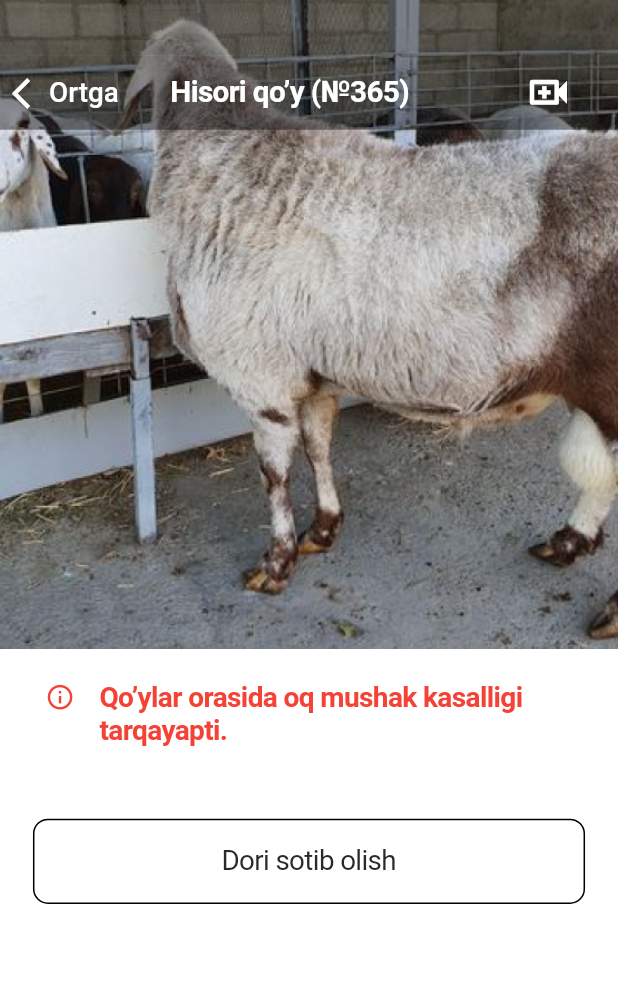
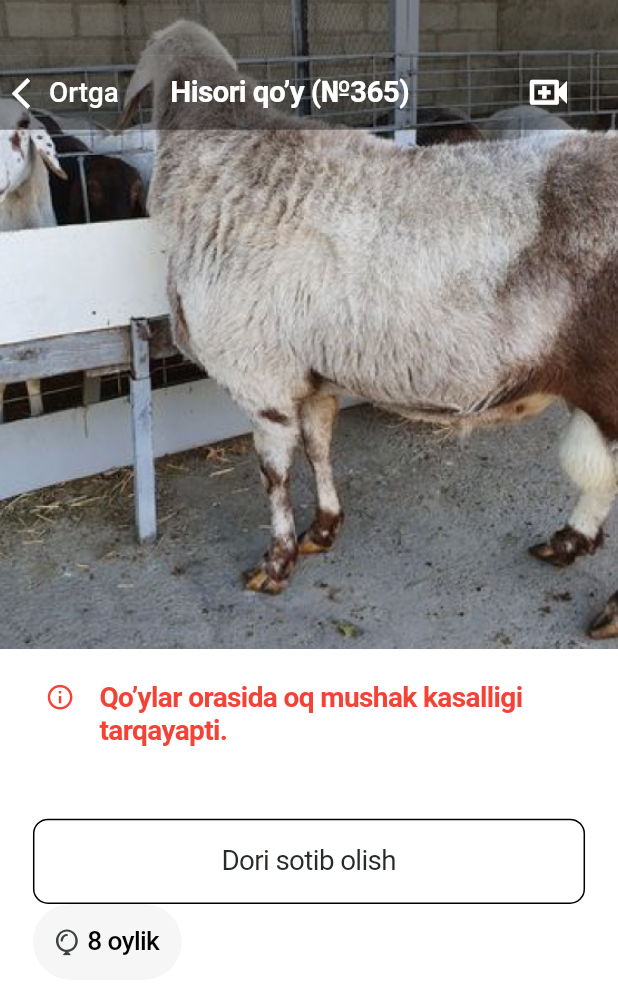
Before and after one commit to AzizbekFlutterDeveloper/halalFarm, a Flutter app: the AnimalInnerPage screen opened by its route, on a phone screen of 412 x 824 dp. Shown: the top 995 px of the screen. Run offline on Flutter 3.47's test engine with Material 2 defaults, Android fonts, the phone set to English and light mode, and no system bars; drawn by our look-alikes of auto_size_text; our stand-ins replace badges, bloc, easy_localization, flutter_bloc, flutter_svg; missing offline and left inert: shared_preferences_web.

```diff
--- a/lib/routers/my_routers.dart
+++ b/lib/routers/my_routers.dart
@@ -1,5 +1,6 @@
 import 'package:flutter/material.dart';
 import 'package:halol_farm/screens/home_page/page/animal_inner_page.dart';
+import 'package:halol_farm/screens/home_page/page/buttom_nav_bar.dart';
 import 'package:halol_farm/screens/home_page/page/dori_harid_page.dart';
 import 'package:halol_farm/screens/home_page/page/harid_page.dart';
 import 'package:halol_farm/screens/home_page/page/harid_tastiqlash_page.dart';
@@ -26,7 +27,7 @@ class MyRouter{
       case '/sign_up_1':
         return MaterialPageRoute(builder: (_) => const SignUpKirish());
       case '/home':
-        return MaterialPageRoute(builder: (_) => const HomePage());
+        return MaterialPageRoute(builder: (_) => const BattomNavBar());
       case '/harid':
         return MaterialPageRoute(builder: (_) => const HaridPage());
       case '/harid_tas':
--- a/lib/screens/home_page/page/animal_inner_page.dart
+++ b/lib/screens/home_page/page/animal_inner_page.dart
@@ -1,9 +1,11 @@
 import 'package:auto_size_text/auto_size_text.dart';
 import 'package:flutter/cupertino.dart';
 import 'package:flutter/material.dart';
+import 'package:flutter_svg/flutter_svg.dart';
 import 'package:halol_farm/code/constans/size_config.dart';
 import 'package:halol_farm/code/widget/app_bar.dart';
 import 'package:halol_farm/screens/home_page/widget/buttom_dori_.dart';
+import 'package:halol_farm/screens/home_page/widget/chip_container.dart';
 
 class AnimalInnerPage extends StatelessWidget {
   const AnimalInnerPage({Key? key}) : super(key: key);
@@ -79,6 +81,15 @@ class AnimalInnerPage extends StatelessWidget {
                     ],
                   ),
                   ButtomDori(),
+                  Row(
+                    children: [
+                      ChipContainer(
+                        icon: SvgPicture.asset(
+                            "assets/icon/Vector.svg"),
+                        text: "8 oylik",
+                      ),
+                    ],
+                  ),
                 ],
               ),
             ),
--- /dev/null
+++ b/lib/screens/home_page/widget/chip_container.dart
@@ -0,0 +1,36 @@
+import 'package:flutter/cupertino.dart';
+import 'package:flutter/material.dart';
+import 'package:halol_farm/code/constans/size_config.dart';
+
+class ChipContainer extends StatelessWidget {
+  final icon;
+  final String? text;
+  const ChipContainer({Key? key, required this.icon, required this.text})
+      : super(key: key);
+
+  @override
+  Widget build(BuildContext context) {
+    return Container(
+      padding: EdgeInsets.all(getHeight(12)),
+      decoration: BoxDecoration(
+        borderRadius: BorderRadius.all(Radius.circular(30)),
+        color: Color(0xffF6F6F6),
+      ),
+      child: Row(
+        mainAxisAlignment: MainAxisAlignment.center,
+        children: [
+          icon ?? Text(""),
+          icon == null ? Text("") : SizedBox(width: getWidth(5)),
+          Text(
+            text!,
+            style: TextStyle(
+              fontSize: getWidth(16),
+              color: Colors.black,
+              fontWeight: FontWeight.w500,
+            ),
+          ),
+        ],
+      ),
+    );
+  }
+}
--- a/pubspec.yaml
+++ b/pubspec.yaml
@@ -38,6 +38,8 @@ dependencies:
   bloc: ^8.0.3
   flutter_bloc: ^8.0.1
   auto_size_text: ^3.0.0
+  flutter_svg: ^1.0.3
+  badges: ^2.0.2
 
 dev_dependencies:
   flutter_test:
@@ -65,6 +67,7 @@ flutter:
   assets:
     - assets/lang/
     - assets/image/
+    - assets/icon/
 
   # An image asset can refer to one or more resolution-specific "variants", see
   # https://flutter.dev/assets-and-images/#resolution-aware.
```
Also changed, not shown: lib/screens/home_page/page/buttom_nav_bar.dart (added, +56 -0 lines), lib/screens/home_page/widget/animaladd_container.dart (+12 -8 lines), lib/screens/search_page/page/search_page.dart (added, +79 -0 lines), lib/screens/search_page/widget/search_app_bar.dart (added, +41 -0 lines), assets/icon/Vector.svg (added), assets/icon/adjustments-horizontal.svg (added), assets/icon/bell.svg (added), assets/icon/calendar.svg (added), assets/icon/cash.svg (added), assets/icon/current-location.svg (added), assets/icon/home-2-active.svg (added), assets/icon/search.svg (added), assets/icon/user.svg (added), pubspec.lock.
